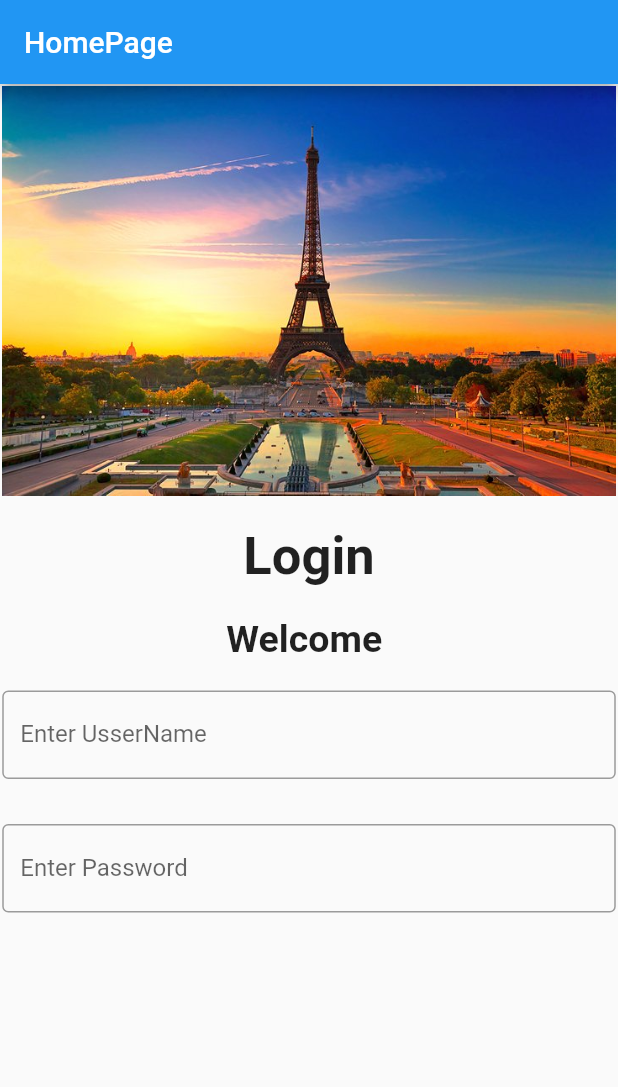
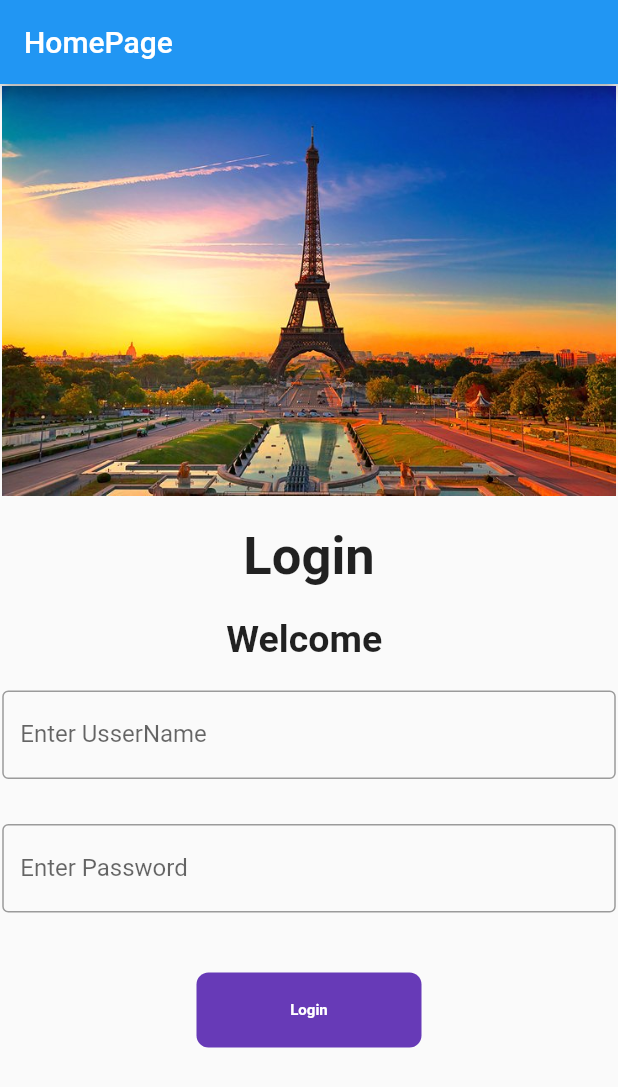
Before and after one commit to Tirtho304/Flutter-with-linux, a Flutter app: the screen it shows after launch, after a tap on "Log in", on a phone screen of 412 x 824 dp. Shown: the top 1087 px of the screen. Run offline on Flutter 3.47's test engine with Material 2 defaults, Android fonts, the phone set to English and light mode, and no system bars.

Commit message:
Day 6 complite

```diff
--- a/lib/Pages/HomePage.dart
+++ b/lib/Pages/HomePage.dart
@@ -7,6 +7,7 @@ class HomePage extends StatefulWidget {
 
 class _HomePageState extends State<HomePage> {
   String name = "";
+  bool changeButton = false;
   @override
   Widget build(BuildContext context) {
     return MaterialApp(
@@ -64,9 +65,42 @@ class _HomePageState extends State<HomePage> {
                         label: Text("Enter Password"),
                         border: OutlineInputBorder(),
                       ),
+                    ),
+                    SizedBox(
+                      height: 40,
+                    ),
+                    InkWell(
+                      //splashColor: Colors.amber,
+                      onTap: () async {
+                        setState(() {
+                          changeButton = true;
+                        });
+                        await Future.delayed(Duration(seconds: 1));
+                        Navigator.pushNamed(context, "/2ndpage");
+                      },
+                      child: AnimatedContainer(
+                        duration: Duration(seconds: 1),
+                        height: 50,
+                        width: 150,
+                        alignment: Alignment.center,
+                        child: changeButton
+                            ? Icon(Icons.done)
+                            : Text(
+                                "Login",
+                                style: TextStyle(
+                                  fontSize: 10,
+                                  fontWeight: FontWeight.bold,
+                                  color: Colors.white,
+                                ),
+                              ),
+                        decoration: BoxDecoration(
+                            color: Colors.deepPurple,
+                            borderRadius:
+                                BorderRadius.circular(changeButton ? 50 : 8)),
+                      ),
                     )
                   ],
-                )
+                ),
               ],
             ),
           ),
--- /dev/null
+++ b/lib/Pages/Page3.dart
@@ -0,0 +1,29 @@
+import 'package:flutter/material.dart';
+
+class Page3 extends StatefulWidget {
+  const Page3({Key? key}) : super(key: key);
+
+  @override
+  _Page3State createState() => _Page3State();
+}
+
+class _Page3State extends State<Page3> {
+  @override
+  Widget build(BuildContext context) {
+    return MaterialApp(
+      home: SafeArea(
+          child: Scaffold(
+              appBar: AppBar(
+                title: Text(
+                  "Cart Place",
+                  style: TextStyle(fontSize: 5, fontWeight: FontWeight.bold),
+                ),
+              ),
+              body: Center(
+                child: Text(
+                  "Login",
+                ),
+              ))),
+    );
+  }
+}
--- a/lib/main.dart
+++ b/lib/main.dart
@@ -2,6 +2,7 @@
 
 import 'package:flutter/material.dart';
 import 'package:project1/Pages/HomePage.dart';
+import 'package:project1/Pages/Page3.dart';
 import 'package:project1/Pages/StartPage.dart';
 //import 'package:project1/Pages/HomePage.dart';
 //import 'package:project1/Pages/StartPage.dart';
@@ -20,6 +21,7 @@ class MyApp extends StatelessWidget {
       routes: {
         "/": (context) => StartPage(),
         "/Login": (context) => HomePage(),
+        "/2ndpage": (context) => Page3(),
       },
     );
   }
```
